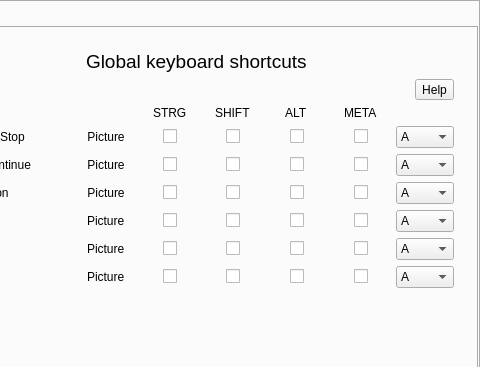
Old version of the form src/formMainWindow.ui in the repository vkohaupt/vokoscreenNG; both pictures show x 222 to 702 and y 0 to 367 of the 702 by 468 pixel window.
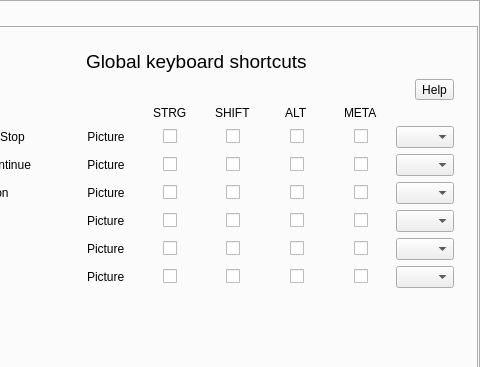
New version of the form. The open tabs and pages were chosen to show the change. Icons and pictures are not drawn.

Commit message: global shortcut

The edit to the form file:
```diff
--- a/src/formMainWindow.ui
+++ b/src/formMainWindow.ui
@@ -3708,11 +3708,16 @@
                     <string notr="true"/>
                    </property>
                    <property name="currentText">
-                    <string notr="true">A</string>
+                    <string notr="true"/>
                    </property>
                    <property name="currentIndex">
                     <number>0</number>
                    </property>
+                   <item>
+                    <property name="text">
+                     <string notr="true"/>
+                    </property>
+                   </item>
                    <item>
                     <property name="text">
                      <string notr="true">A</string>
@@ -3942,11 +3947,16 @@
                     <string notr="true"/>
                    </property>
                    <property name="currentText">
-                    <string notr="true">A</string>
+                    <string notr="true"/>
                    </property>
                    <property name="currentIndex">
                     <number>0</number>
                    </property>
+                   <item>
+                    <property name="text">
+                     <string notr="true"/>
+                    </property>
+                   </item>
                    <item>
                     <property name="text">
                      <string notr="true">A</string>
@@ -4224,11 +4234,16 @@
                     <string notr="true"/>
                    </property>
                    <property name="currentText">
-                    <string notr="true">A</string>
+                    <string notr="true"/>
                    </property>
                    <property name="currentIndex">
                     <number>0</number>
                    </property>
+                   <item>
+                    <property name="text">
+                     <string notr="true"/>
+                    </property>
+                   </item>
                    <item>
                     <property name="text">
                      <string notr="true">A</string>
@@ -4710,11 +4725,16 @@
                     <string notr="true"/>
                    </property>
                    <property name="currentText">
-                    <string notr="true">A</string>
+                    <string notr="true"/>
                    </property>
                    <property name="currentIndex">
                     <number>0</number>
                    </property>
+                   <item>
+                    <property name="text">
+                     <string notr="true"/>
+                    </property>
+                   </item>
                    <item>
                     <property name="text">
                      <string notr="true">A</string>
@@ -4927,11 +4947,16 @@
                     <string notr="true"/>
                    </property>
                    <property name="currentText">
-                    <string notr="true">A</string>
+                    <string notr="true"/>
                    </property>
                    <property name="currentIndex">
                     <number>0</number>
                    </property>
+                   <item>
+                    <property name="text">
+                     <string notr="true"/>
+                    </property>
+                   </item>
                    <item>
                     <property name="text">
                      <string notr="true">A</string>
@@ -5130,11 +5155,16 @@
                     <string notr="true"/>
                    </property>
                    <property name="currentText">
-                    <string notr="true">A</string>
+                    <string notr="true"/>
                    </property>
                    <property name="currentIndex">
                     <number>0</number>
                    </property>
+                   <item>
+                    <property name="text">
+                     <string notr="true"/>
+                    </property>
+                   </item>
                    <item>
                     <property name="text">
                      <string notr="true">A</string>
```
Left out of the diff: 2 changed lines with no effect on the pictures.
